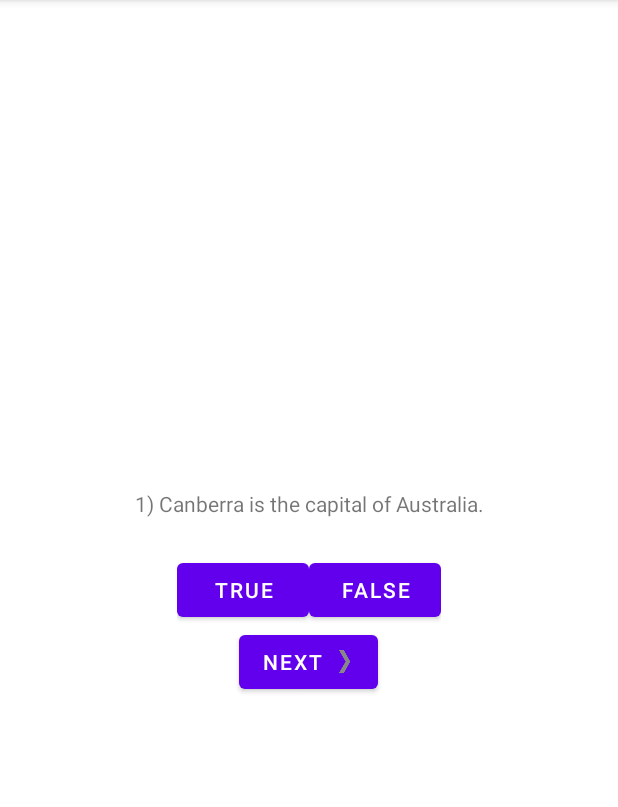
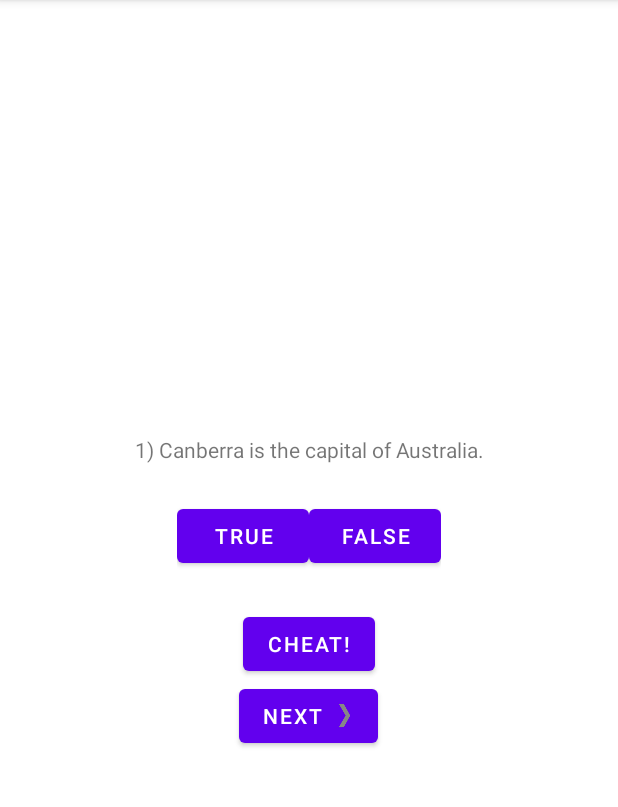
Before and after one commit to olegdoncovg/AndroidProfPractice, an Android app: the screen it shows after launch (MainActivity), after a tap on "TRUE", on a phone screen of 412 x 824 dp, the part 84-891 px from its top. Run offline under Robolectric (Android 15) with nearby library versions, the phone set to English and light mode, and no system bars.

Commit message:
Pharagraph 6

```diff
--- a/GeoQuiz/app/src/main/AndroidManifest.xml
+++ b/GeoQuiz/app/src/main/AndroidManifest.xml
@@ -11,6 +11,7 @@
         android:roundIcon="@mipmap/ic_launcher_round"
         android:supportsRtl="true"
         android:theme="@style/Theme.GeoQuiz">
+        <activity android:name=".CheatActivity"></activity>
 
         <meta-data android:name="android.allow_multiple_resumed_activities" android:value="true" />
 
--- a/GeoQuiz/app/src/main/java/com/bignerdranch/android/geomain/geoquiz/MainActivity.kt
+++ b/GeoQuiz/app/src/main/java/com/bignerdranch/android/geomain/geoquiz/MainActivity.kt
@@ -1,5 +1,7 @@
 package com.bignerdranch.android.geomain.geoquiz
 
+import android.app.Activity
+import android.content.Intent
 import android.os.Bundle
 import android.util.Log
 import android.view.View
@@ -11,12 +13,14 @@
 
 private const val TAG = "MainActivity"
 private const val KEY_INDEX = "index"
+private const val REQUEST_CODE_CHEAT = 0
 
 class MainActivity : AppCompatActivity() {
 
     private lateinit var trueButton: Button
     private lateinit var falseButton: Button
     private lateinit var nextButton: Button
+    private lateinit var cheatButton: Button
     private lateinit var questionTextView: TextView
 
 
@@ -35,6 +39,7 @@
         trueButton = findViewById(R.id.true_button)
         falseButton = findViewById(R.id.false_button)
         nextButton = findViewById(R.id.next_button)
+        cheatButton = findViewById(R.id.cheat_button)
         questionTextView = findViewById(R.id.question_text_view)
 
         trueButton.setOnClickListener { view: View ->
@@ -50,7 +55,27 @@
             updateQuestion()
         }
 
+        cheatButton.setOnClickListener {
+            // Начало CheatActivity
+            val answerIsTrue = quizViewModel.currentQuestionAnswer
+            val intent = CheatActivity.newIntent(this@MainActivity, answerIsTrue)
+            startActivityForResult(intent, REQUEST_CODE_CHEAT)
+        }
+
         updateQuestion()
+    }
+
+    override fun onActivityResult(requestCode: Int,
+                                  resultCode: Int,
+                                  data: Intent?) {
+        super.onActivityResult(requestCode, resultCode, data)
+        if (resultCode != Activity.RESULT_OK) {
+            return
+        }
+        if (requestCode == REQUEST_CODE_CHEAT) {
+            quizViewModel.isCheater =
+                data?.getBooleanExtra(EXTRA_ANSWER_SHOWN, false) ?: false
+        }
     }
 
     override fun onStart() {
@@ -92,10 +117,10 @@
 
     private fun checkAnswer(userAnswer: Boolean) {
         val correctAnswer = quizViewModel.currentQuestionAnswer
-        val messageResId = if (userAnswer == correctAnswer) {
-            R.string.correct_toast
-        } else {
-            R.string.incorrect_toast
+        val messageResId = when {
+            quizViewModel.isCheater -> R.string.judgment_toast
+            userAnswer == correctAnswer -> R.string.correct_toast
+            else -> R.string.incorrect_toast
         }
         Toast.makeText(this, messageResId, Toast.LENGTH_SHORT)
             .show()
--- a/GeoQuiz/app/src/main/java/com/bignerdranch/android/geomain/geoquiz/QuizViewModel.kt
+++ b/GeoQuiz/app/src/main/java/com/bignerdranch/android/geomain/geoquiz/QuizViewModel.kt
@@ -7,6 +7,7 @@
 class QuizViewModel : ViewModel() {
 
     var currentIndex = 0
+    var isCheater = false
     private val questionBank = listOf(
         Question(R.string.question_australia, true),
         Question(R.string.question_oceans, true),
--- a/GeoQuiz/app/src/main/res/layout-land/activity_main.xml
+++ b/GeoQuiz/app/src/main/res/layout-land/activity_main.xml
@@ -33,6 +33,13 @@
     </LinearLayout>
 
     <Button
+        android:id="@+id/cheat_button"
+        android:layout_width="wrap_content"
+        android:layout_height="wrap_content"
+        android:layout_gravity="bottom|center_horizontal"
+        android:text="@string/cheat_button" />
+
+    <Button
             android:layout_width="wrap_content"
             android:id="@+id/next_button"
             android:layout_height="wrap_content"
--- a/GeoQuiz/app/src/main/res/layout/activity_main.xml
+++ b/GeoQuiz/app/src/main/res/layout/activity_main.xml
@@ -33,6 +33,13 @@
     </LinearLayout>
 
     <Button
+        android:id="@+id/cheat_button"
+        android:layout_width="wrap_content"
+        android:layout_height="wrap_content"
+        android:layout_marginTop="24dp"
+        android:text="@string/cheat_button" />
+
+    <Button
         android:id="@+id/next_button"
         android:layout_width="wrap_content"
         android:layout_height="wrap_content"
--- a/GeoQuiz/app/src/main/res/values/strings.xml
+++ b/GeoQuiz/app/src/main/res/values/strings.xml
@@ -13,4 +13,8 @@
     <string name="next_button">Next</string>
     <string name="prev_button">Prev</string>
     <string name="result_mess">You answered right on %d percent of questions</string>
+    <string name="warning_text">Are you sure you want to do this?</string>
+    <string name="show_answer_button">Show Answer</string>
+    <string name="cheat_button">Cheat!</string>
+    <string name="judgment_toast">Cheating is wrong.</string>
 </resources>
```
Also changed, not shown: GeoQuiz/app/src/main/java/com/bignerdranch/android/geomain/geoquiz/CheatActivity.kt (added, +53 -0 lines), GeoQuiz/app/src/main/res/layout/activity_cheat.xml (added, +25 -0 lines).
